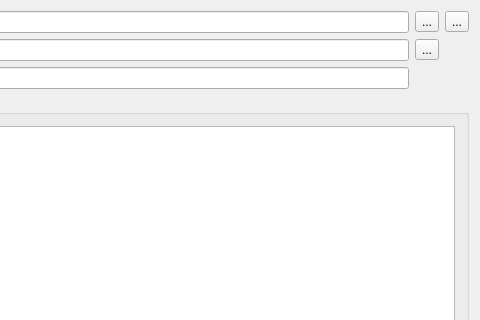
This is unitTest/testDecrypt/testDecrypt/prTestDecrypt.ui in zaqwsx1277/prS63BruteForce as Qt 5 draws it before an edit; both pictures show x 763 to 1243 and y 0 to 320 of the 1243 by 437 pixel window. The edited form follows.
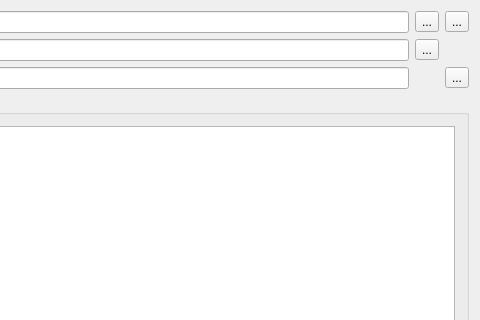
This is the edited form. Icons and pictures are not drawn.

Commit message: unitTest Полностью сконструирован класс для декодирования данных

The edit to the form file:
```diff
--- a/unitTest/testDecrypt/testDecrypt/prTestDecrypt.ui
+++ b/unitTest/testDecrypt/testDecrypt/prTestDecrypt.ui
@@ -95,6 +95,13 @@
           </property>
          </widget>
         </item>
+        <item row="2" column="3">
+         <widget class="QToolButton" name="toolButton">
+          <property name="text">
+           <string>...</string>
+          </property>
+         </widget>
+        </item>
        </layout>
       </item>
       <item row="1" column="0">
```
The commit also changes 4 other files.
